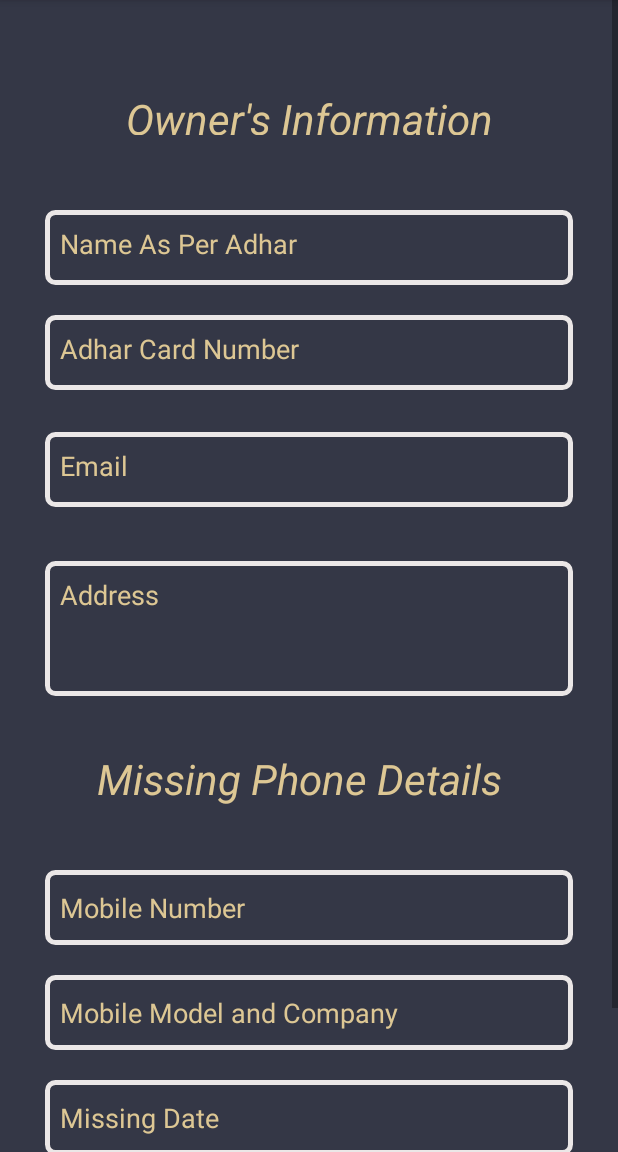
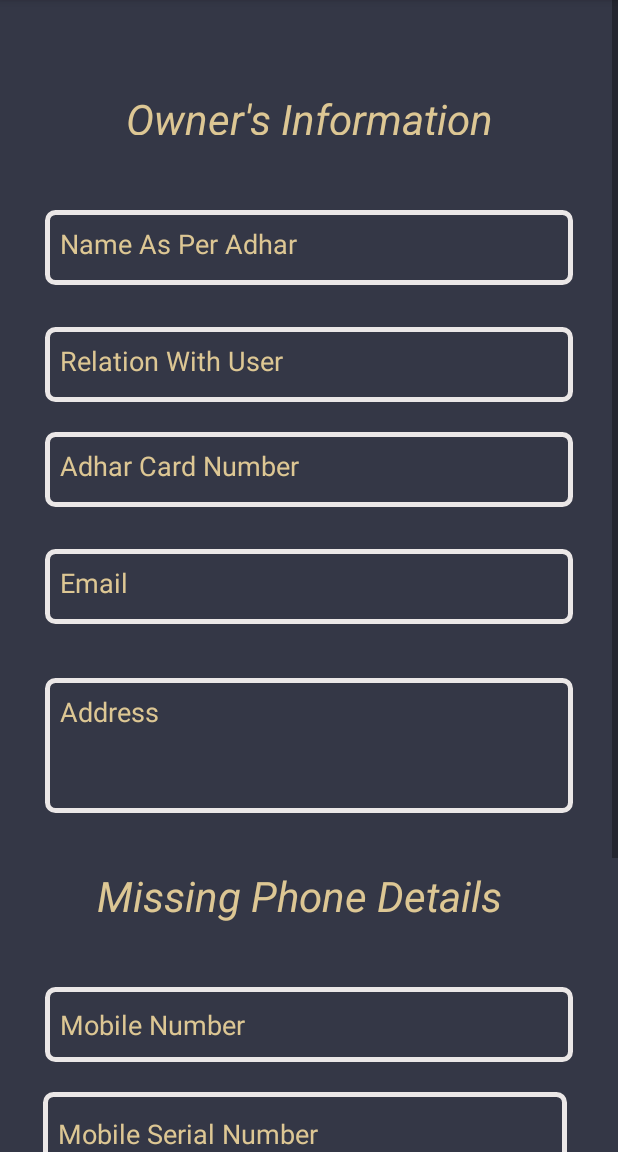
Before and after one commit to viren06/E-FIR_User, an Android app: the missingPhone_details screen opened directly, with no data from a screen before it, on a phone screen of 412 x 824 dp, the part 84-1236 px from its top. Run offline under Robolectric (Android 15) with nearby library versions, the phone set to English and light mode, and no system bars; our stand-ins replace Firebase (no records; nobody signed in at launch, a user with empty details on screens opened directly).

```diff
--- a/app/src/main/java/com/example/e_fir_user/missingPhone_details.kt
+++ b/app/src/main/java/com/example/e_fir_user/missingPhone_details.kt
@@ -2,10 +2,43 @@ package com.example.e_fir_user
 
 import androidx.appcompat.app.AppCompatActivity
 import android.os.Bundle
+import android.widget.Button
+import android.widget.EditText
+import com.google.firebase.auth.FirebaseAuth
 
 class missingPhone_details : AppCompatActivity() {
+    var username:String?=null
+    var imaguri = "null"
+    var firebaseuid= FirebaseAuth.getInstance().currentUser!!.uid
+
+    lateinit var  musername:EditText
+    lateinit var maadharnumber:EditText
+    lateinit var memail:EditText
+    lateinit var maddress:EditText
+    lateinit var mmobilenumber:EditText
+    lateinit var mmobilecompany:EditText
+    lateinit var mlastdate:EditText
+    lateinit var mrelation:EditText
+    lateinit var mserialnumber:EditText
+    lateinit var complaint_phone:Button
+
+
+
     override fun onCreate(savedInstanceState: Bundle?) {
         super.onCreate(savedInstanceState)
         setContentView(R.layout.activity_missing_phone_details)
+
+        musername=findViewById(R.id.et_name)
+        maadharnumber=findViewById(R.id.et_proof)
+        memail=findViewById(R.id.et_email)
+        maddress=findViewById(R.id.et_address)
+        mmobilenumber=findViewById(R.id.et_missingPh)
+        mmobilecompany=findViewById(R.id.et_mobileModel)
+        mlastdate=findViewById(R.id.et_lastSeen_phone)
+        mrelation=findViewById(R.id.et_relation)
+        mserialnumber=findViewById(R.id.et_serialnumber)
+        complaint_phone=findViewById(R.id.owner_btn)
+
+
     }
 }
--- a/app/src/main/res/layout/activity_missing_phone_details.xml
+++ b/app/src/main/res/layout/activity_missing_phone_details.xml
@@ -43,6 +43,29 @@
                 app:layout_constraintHorizontal_bias="0.733"
                 app:layout_constraintStart_toStartOf="parent"
                 app:layout_constraintTop_toTopOf="parent" />
+
+
+            <EditText
+                android:id="@+id/et_relation"
+                android:layout_width="match_parent"
+                android:layout_height="50sp"
+                android:layout_marginLeft="30dp"
+                android:layout_marginTop="28dp"
+                android:layout_marginRight="30dp"
+
+                android:background="@drawable/edit_text_background"
+                android:drawablePadding="20dp"
+                android:ems="10"
+                android:gravity="left"
+                android:hint="Relation With User"
+                android:inputType="textPersonName"
+                android:padding="10dp"
+                android:paddingLeft="10dp"
+                android:textColor="#FFFFFF"
+                android:textColorHint="@color/colorAccent"
+                tools:layout_editor_absoluteX="28dp"
+                tools:layout_editor_absoluteY="168dp"
+                app:layout_constraintTop_toBottomOf="@+id/et_name"/>
 
             <EditText
                 android:id="@+id/et_email"
@@ -105,7 +128,7 @@
                 app:layout_constraintEnd_toEndOf="parent"
                 app:layout_constraintHorizontal_bias="0.733"
                 app:layout_constraintStart_toStartOf="parent"
-                app:layout_constraintTop_toBottomOf="@+id/et_name" />
+                app:layout_constraintTop_toBottomOf="@+id/et_relation" />
 
             <TextView
                 android:id="@+id/textView3"
@@ -164,6 +187,25 @@
                 app:layout_constraintTop_toBottomOf="@id/textView7" />
 
             <EditText
+                android:id="@+id/et_serialnumber"
+                android:layout_width="349dp"
+                android:layout_height="55dp"
+                android:layout_marginStart="30dp"
+                android:layout_marginTop="20dp"
+                android:layout_marginEnd="36dp"
+                android:layout_marginBottom="20dp"
+                android:background="@drawable/edit_text_background"
+                android:hint="Mobile Serial Number"
+                android:inputType="number"
+                android:padding="10dp"
+                android:paddingLeft="10dp"
+                android:textColorHint="@color/colorAccent"
+                app:layout_constraintBottom_toTopOf="@+id/et_mobileModel"
+                app:layout_constraintEnd_toEndOf="parent"
+                app:layout_constraintStart_toStartOf="parent"
+                app:layout_constraintTop_toBottomOf="@id/et_missingPh" />
+
+            <EditText
                 android:id="@+id/et_mobileModel"
                 android:layout_width="match_parent"
                 android:layout_height="50dp"
@@ -176,7 +218,7 @@
                 android:padding="10dp"
                 android:paddingLeft="10dp"
                 android:textColorHint="@color/colorAccent"
-                app:layout_constraintTop_toBottomOf="@id/et_missingPh" />
+                app:layout_constraintTop_toBottomOf="@id/et_serialnumber" />
 
             <EditText
                 android:id="@+id/et_lastSeen_phone"
@@ -192,6 +234,20 @@
                 android:paddingLeft="10dp"
                 android:textColorHint="@color/colorAccent"
                 app:layout_constraintTop_toBottomOf="@id/et_mobileModel" />
+
+<!--            <Spinner-->
+<!--                android:id="@+id/spinner2"-->
+<!--                android:layout_width="409dp"-->
+<!--                android:layout_height="wrap_content"-->
+<!--                android:layout_marginStart="20dp"-->
+<!--                android:layout_marginTop="10dp"-->
+<!--                android:layout_marginEnd="20dp"-->
+<!--                android:layout_marginBottom="10dp"-->
+<!--                app:layout_constraintBottom_toTopOf="@+id/et_proof"-->
+<!--                app:layout_constraintEnd_toEndOf="parent"-->
+<!--                app:layout_constraintStart_toStartOf="parent"-->
+<!--                android:textColorHint="@color/colorAccent"-->
+<!--                app:layout_constraintTop_toBottomOf="@+id/et_name" />-->
         </androidx.constraintlayout.widget.ConstraintLayout>
     </ScrollView>
 
--- a/app/src/main/res/values/strings.xml
+++ b/app/src/main/res/values/strings.xml
@@ -1,3 +1,9 @@
 <resources>
     <string name="app_name">E-FIR_User</string>
+    <string-array name="relation">
+        <item>Father</item>
+        <item>Mother</item>
+        <item>Brother</item>
+        <item>Sister</item>
+    </string-array>
 </resources>
```
Also changed, not shown: app/src/main/java/com/example/e_fir_user/dashboard.kt (+57 -11 lines), app/src/main/res/layout/activity_dashboard.xml (+17 -3 lines), app/src/main/res/layout/select_city.xml (added, +44 -0 lines).
